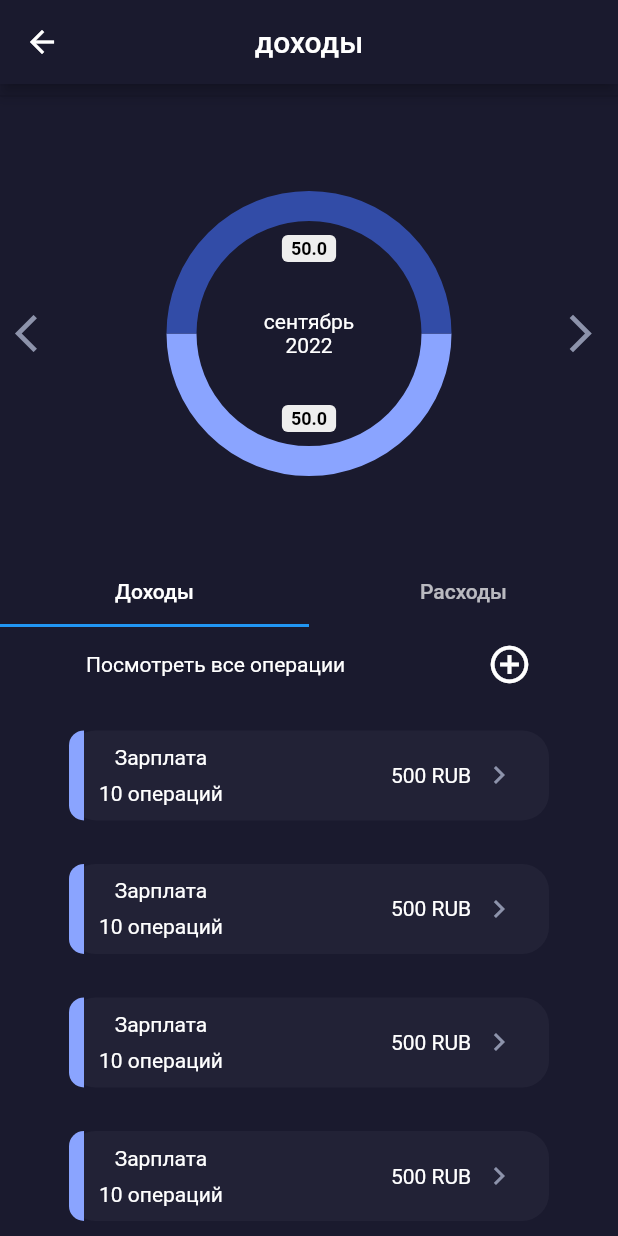
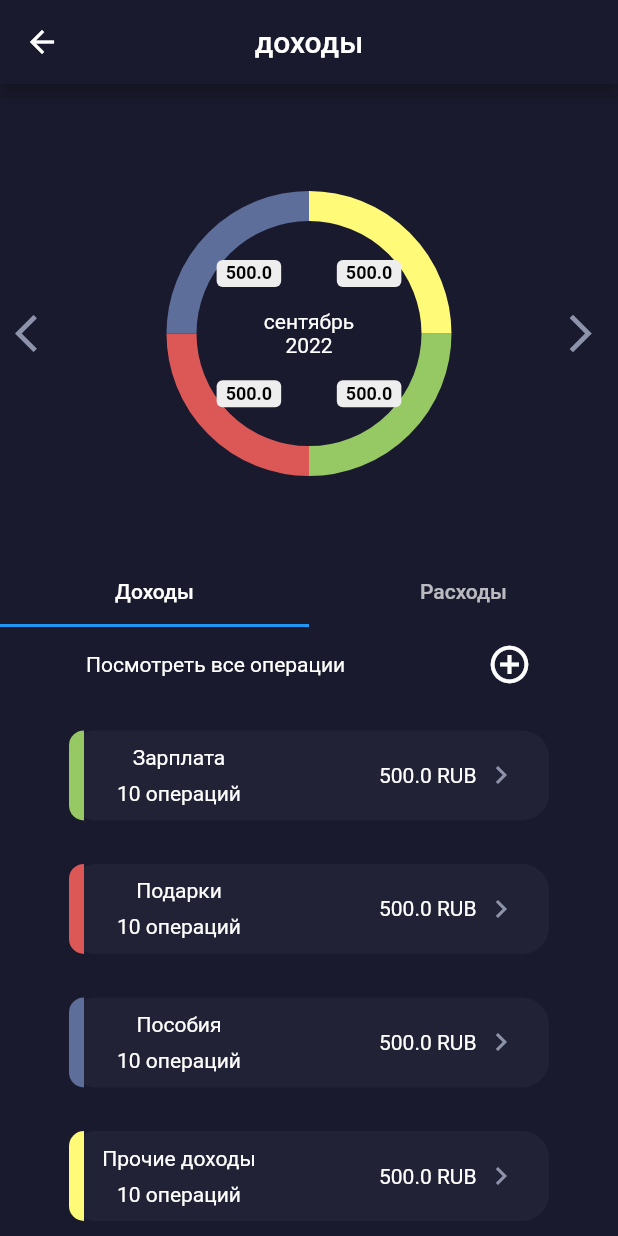
Before and after one commit to EvseevArtem26/SugarDuck, a Flutter app: the IncomePage screen opened directly, on a phone screen of 412 x 824 dp. Run offline on Flutter 3.47's test engine with Material 2 defaults, Android fonts, the phone set to English and light mode, and no system bars; drawn by our look-alikes of card_swiper, pie_chart.

Commit message:
Income page now shows actual data

```diff
--- a/lib/components/category.dart
+++ b/lib/components/category.dart
@@ -8,6 +8,9 @@ class Category extends StatelessWidget {
   double borderRadius;
   Color color;
   Color? sideColor;
+  String title;
+  int amount;
+  double sum;
 
   Category({
     Key? key,
@@ -16,7 +19,10 @@ class Category extends StatelessWidget {
     this.padding = 20,
     this.borderRadius = 18,
     this.color = const Color.fromARGB(255, 34, 34, 54),
-    this.sideColor
+    this.sideColor,
+    required this.title,
+    required this.amount,
+    required this.sum
   }):super(key: key);
 
   @override
@@ -44,19 +50,20 @@ class Category extends StatelessWidget {
             padding: EdgeInsets.fromLTRB(padding-10, padding/2, padding, padding/2),
             child: Row(
               children: [
-                Flexible(
-                  flex: 30,
+                Expanded(
+                  flex: 40,
                   child: Column(
                     mainAxisAlignment: MainAxisAlignment.spaceBetween,
-                    children: const [
+                    children: [
                       Text(
-                        "Зарплата",
-                        style: TextStyle(
+                        title,
+                        softWrap: false,
+                        style: const TextStyle(
                           color: Colors.white
                         )
                       ),
                       Text(
-                        "10 операций",
+                        "$amount операций",
                         softWrap: false,
                         style: TextStyle(
                           color: Colors.white
@@ -65,19 +72,19 @@ class Category extends StatelessWidget {
                     ],
                   )
                 ),
-                const Spacer(flex: 40),
-                Flexible(
-                  flex: 30,
+                const Spacer(flex: 30),
+                Expanded(
+                  flex: 35,
                   child: Row(
                     mainAxisAlignment: MainAxisAlignment.spaceBetween,
-                    children: const [
+                    children: [
                       Text(
-                        "500 RUB",
-                        style: TextStyle(
+                        "$sum RUB",
+                        style: const TextStyle(
                           color: Colors.white
                         ),
                       ),
-                      Icon(
+                      const Icon(
                         Icons.chevron_right,
                         color: Color.fromARGB(255, 141, 147, 171),
                       ),
--- a/lib/income.dart
+++ b/lib/income.dart
@@ -14,23 +14,65 @@ class IncomePage extends StatefulWidget {
 
 class _IncomePageState extends State<IncomePage> {
 
-  String title = "доходы";
-  Map<String, double> dataMap = {
-    "Доходы": 50,
-    "Расходы": 50,
-  };
-  List<Color> colorList = const [
-    Color.fromARGB(255, 138, 164, 255),
-    Color.fromARGB(255, 50, 76, 167)
+  List<String> titles = ["доходы", "расходы"];
+  List<Map<String, double>> dataMap = [
+    {
+      "Зарплата": 500,
+      "Подарки": 500,
+      "Пособия": 500,
+      "Прочие доходы": 500
+    },
+    {
+      "Одежда": 500,
+      "Еда и напитки": 500,
+      "Развлечения": 500,
+      "Прочие расходы": 500
+    }
   ];
+  List<List<Color>> ColorList = const [
+    [
+      Color.fromARGB(255, 150, 200, 100),
+      Color.fromARGB(255, 219, 88, 86),
+      Color.fromARGB(255, 93, 110, 155),
+      Color.fromARGB(255, 255, 250, 120)
+    ],
+    [
+      Color.fromARGB(255, 247, 247, 247),
+      Color.fromARGB(255, 255, 250, 120),
+      Color.fromARGB(255, 255, 210, 45),
+      Color.fromARGB(255, 122, 122, 122),
+    ]
+  ];
+  int type = 0;
+  List<Widget> getCategories(int type){
+    List<Widget> categories = List.generate(4, (index) => Category(
+      amount: 10,
+      sum: dataMap[type].values.toList()[index],
+      title: dataMap[type].keys.toList()[index],
+      width: 320,
+      height: 60,
+      padding: 20,
+      sideColor: ColorList[type][index],
+    ));
+    return categories;
+  }
 
   @override
   Widget build(BuildContext context) {
     return DefaultTabController(
       length: 2,
-      child: Scaffold(
+      child: Builder(
+        builder: (BuildContext context){
+          final TabController tabController = DefaultTabController.of(context)!;
+          tabController.addListener(() {
+            if (!tabController.indexIsChanging) {
+              setState((){type = tabController.index;});
+            }
+          });
+
+        return Scaffold(
           appBar: AppBar(
-          title: Text(title),
+            title: Text(titles[type]),
               centerTitle: true,
             backgroundColor: const Color.fromARGB(255, 26, 26, 46),
           ),
@@ -49,8 +91,8 @@ class _IncomePageState extends State<IncomePage> {
                     return Stack(
                       children: [
                         PieChart(
-                        dataMap: dataMap,
-                        colorList: colorList,
+                          dataMap: dataMap[type],
+                          colorList: ColorList[type],
                           chartType: ChartType.ring,
                           chartRadius: 170,
                           legendOptions: const LegendOptions(
@@ -107,7 +149,7 @@ class _IncomePageState extends State<IncomePage> {
                               padding: const EdgeInsets.all(10),
                               child: Column(
                                 mainAxisAlignment: MainAxisAlignment.spaceBetween,
-                              children: [
+                                children: ([
                                   Container(
                                     width: double.infinity,
                                     height: 30,
@@ -128,31 +170,7 @@ class _IncomePageState extends State<IncomePage> {
                                       ],
                                     )
                                   ),
-                                Category(
-                                  width: 320,
-                                  height: 60,
-                                  padding: 20,
-                                  sideColor: Color.fromARGB(255, 138, 164, 255),
-                                ),
-                                Category(
-                                  width: 320,
-                                  height: 60,
-                                  padding: 20,
-                                  sideColor: Color.fromARGB(255, 138, 164, 255),
-                                ),
-                                Category(
-                                  width: 320,
-                                  height: 60,
-                                  padding: 20,
-                                  sideColor: Color.fromARGB(255, 138, 164, 255),
-                                ),
-                                Category(
-                                  width: 320,
-                                  height: 60,
-                                  padding: 20,
-                                  sideColor: Color.fromARGB(255, 138, 164, 255),
-                                ),
-                              ],
+                                ].cast<Widget>())+getCategories(0),
                               ),
                             ),
                             Container(
@@ -161,7 +179,7 @@ class _IncomePageState extends State<IncomePage> {
                               padding: const EdgeInsets.all(10),
                               child: Column(
                                 mainAxisAlignment: MainAxisAlignment.spaceBetween,
-                              children: [
+                                children: ([
                                   Container(
                                     width: double.infinity,
                                     height: 30,
@@ -182,31 +200,7 @@ class _IncomePageState extends State<IncomePage> {
                                       ],
                                     )
                                   ),
-                                Category(
-                                  width: 320,
-                                  height: 60,
-                                  padding: 20,
-                                  sideColor: Color.fromARGB(255, 138, 164, 255),
-                                ),
-                                Category(
-                                  width: 320,
-                                  height: 60,
-                                  padding: 20,
-                                  sideColor: Color.fromARGB(255, 138, 164, 255),
-                                ),
-                                Category(
-                                  width: 320,
-                                  height: 60,
-                                  padding: 20,
-                                  sideColor: Color.fromARGB(255, 138, 164, 255),
-                                ),
-                                Category(
-                                  width: 320,
-                                  height: 60,
-                                  padding: 20,
-                                  sideColor: Color.fromARGB(255, 138, 164, 255),
-                                ),
-                              ],
+                                ].cast<Widget>())+getCategories(1),
                               ),
                             ),
                           ]
@@ -218,6 +212,8 @@ class _IncomePageState extends State<IncomePage> {
               ],
             ),
           ),
+        );
+        },
       ),
     );
   }
```
Lines whose indentation alone changed are shown as unchanged.
